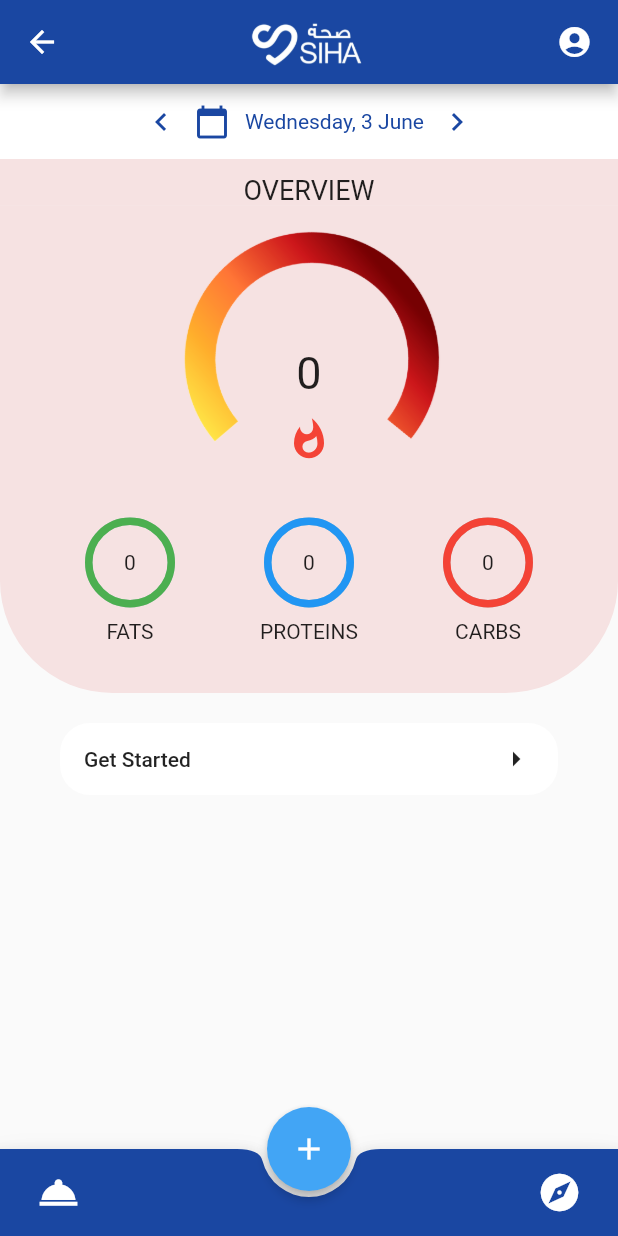
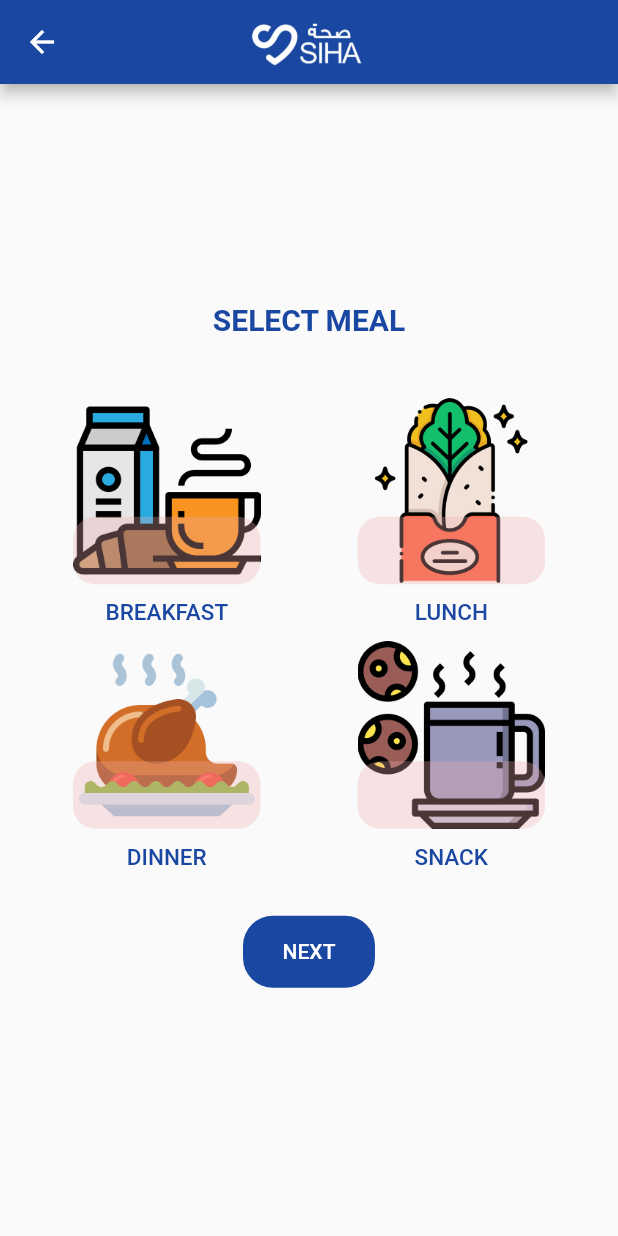
Before and after one commit to Z1Ranger/QCRI-Nutrition-Project, a Flutter app: the FoodLoggingOverview screen opened directly, after a tap on the "add" icon, on a phone screen of 412 x 824 dp. Run offline on Flutter 3.47's test engine with Material 2 defaults, Android fonts, the phone set to English and light mode, and no system bars; drawn by our look-alikes of percent_indicator.

Commit message:
added meal log screen

```diff
--- a/siha_app_v2/sihav2/lib/screens/food_logging_overview.dart
+++ b/siha_app_v2/sihav2/lib/screens/food_logging_overview.dart
@@ -1,5 +1,6 @@
 import 'package:flutter/cupertino.dart';
 import 'package:flutter/material.dart';
+import 'package:org/screens/meal_log.dart';
 import 'user_page.dart';
 import 'package:org/constants.dart';
 import 'package:org/widgets/circular_nutritional_indicator.dart';
@@ -41,7 +42,10 @@ class _FoodLoggingOverviewState extends State<FoodLoggingOverview> {
       ),
       floatingActionButtonLocation: FloatingActionButtonLocation.centerDocked,
       floatingActionButton: FloatingActionButton(
-        onPressed: () {},
+        onPressed: () => Navigator.push(
+          context,
+          MaterialPageRoute(builder: (context) => MealLog()),
+        ),
         tooltip: 'Add food eaten for the day',
         child: Icon(
           Icons.add,
--- /dev/null
+++ b/siha_app_v2/sihav2/lib/screens/meal_log.dart
@@ -0,0 +1,119 @@
+import 'package:flutter/cupertino.dart';
+import 'package:flutter/material.dart';
+import 'package:org/constants.dart';
+
+class MealLog extends StatefulWidget {
+  @override
+  _MealLogState createState() => _MealLogState();
+}
+
+class _MealLogState extends State<MealLog> {
+  @override
+  Widget build(BuildContext context) {
+    return Scaffold(
+      appBar: AppBar(
+        backgroundColor: kMainTheme,
+        title: Image.asset(
+          kAppBarLogo,
+          height: 100,
+          width: 100,
+        ),
+        centerTitle: true,
+      ),
+      body: Column(
+        mainAxisAlignment: MainAxisAlignment.center,
+        children: <Widget>[
+          Padding(
+            padding: const EdgeInsets.only(bottom: 40.0),
+            child: Text(
+              'SELECT MEAL',
+              style: TextStyle(
+                  color: kMainTheme, fontSize: 20, fontWeight: FontWeight.bold),
+            ),
+          ),
+          Row(
+            mainAxisAlignment: MainAxisAlignment.spaceEvenly,
+            children: <Widget>[
+              MealWidget(
+                meal: 'BREAKFAST',
+                image: 'images/breakfast.png',
+              ),
+              MealWidget(
+                meal: 'LUNCH',
+                image: 'images/lunch.png',
+              )
+            ],
+          ),
+          Row(
+            mainAxisAlignment: MainAxisAlignment.spaceEvenly,
+            children: <Widget>[
+              MealWidget(
+                meal: 'DINNER',
+                image: 'images/dinner.png',
+              ),
+              MealWidget(
+                meal: 'SNACK',
+                image: 'images/snack.png',
+              )
+            ],
+          ),
+          Container(
+            decoration: BoxDecoration(
+              borderRadius: BorderRadius.circular(20),
+              color: kMainTheme,
+            ),
+            margin: EdgeInsets.symmetric(vertical: 20),
+            child: FlatButton(
+              onPressed: () {},
+              child: Text(
+                'NEXT',
+                style: TextStyle(color: Colors.white),
+              ),
+            ),
+          ),
+        ],
+      ),
+    );
+  }
+}
+
+class MealWidget extends StatelessWidget {
+  final image;
+  final meal;
+
+  MealWidget({this.image, this.meal});
+
+  @override
+  Widget build(BuildContext context) {
+    return FlatButton(
+      onPressed: () {},
+      child: Column(
+        children: <Widget>[
+          Container(
+            height: 125,
+            width: 125,
+            decoration: BoxDecoration(
+              image: DecorationImage(
+                image: AssetImage(image),
+              ),
+            ),
+            child: Container(
+              margin: EdgeInsets.only(top: 80),
+              decoration: BoxDecoration(
+                color: kDimPink,
+                borderRadius: BorderRadius.circular(15),
+              ),
+            ),
+          ),
+          Padding(
+            padding: const EdgeInsets.all(10.0),
+            child: Text(
+              meal,
+              style: TextStyle(color: kMainTheme, fontSize: 15),
+            ),
+          ),
+        ],
+      ),
+    );
+  }
+}
```
